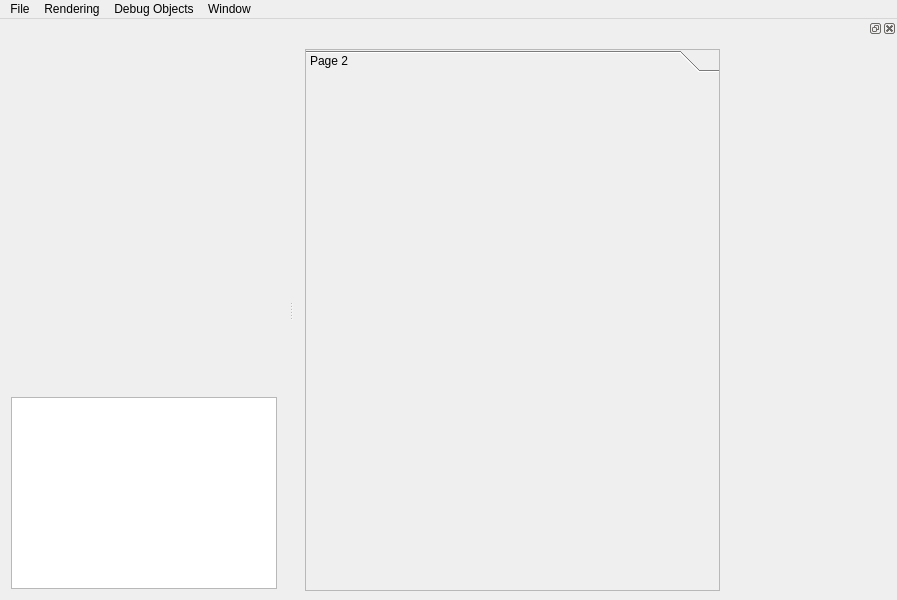
Qt form cg3/viewer/mainwindow.ui (cg3hci/cg3lib) before a commit.
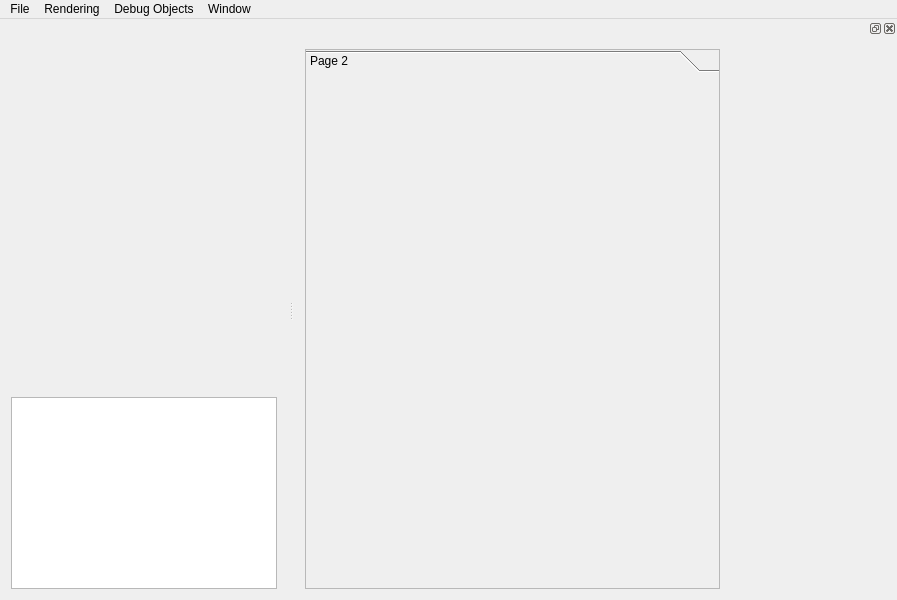
The same form after that commit. Custom widgets are drawn as their Qt base class.

The edit to the form file:
```diff
--- a/cg3/viewer/mainwindow.ui
+++ b/cg3/viewer/mainwindow.ui
@@ -112,7 +112,7 @@
    <property name="minimumSize">
     <size>
      <width>603</width>
-     <height>243</height>
+     <height>575</height>
     </size>
    </property>
    <property name="autoFillBackground">
@@ -180,7 +180,7 @@
      <item row="1" column="0">
       <widget class="QFrame" name="frame">
        <property name="sizePolicy">
-        <sizepolicy hsizetype="Preferred" vsizetype="MinimumExpanding">
+        <sizepolicy hsizetype="Preferred" vsizetype="Maximum">
          <horstretch>0</horstretch>
          <verstretch>0</verstretch>
         </sizepolicy>
```
Left out of the diff: 4 changed lines with no effect on the pictures.
